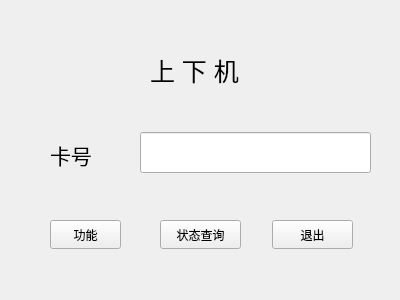
First picture: the form in usepc.ui, repository kagura114/NetCard, before the edit.
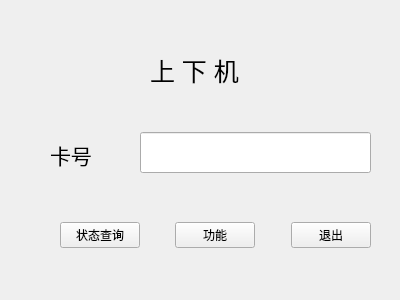
Second picture: the form after the edit.

```diff
--- a/usepc.ui
+++ b/usepc.ui
@@ -41,45 +41,6 @@
     </rect>
    </property>
   </widget>
-  <widget class="QPushButton" name="change_mode">
-   <property name="geometry">
-    <rect>
-     <x>50</x>
-     <y>220</y>
-     <width>71</width>
-     <height>29</height>
-    </rect>
-   </property>
-   <property name="text">
-    <string>功能</string>
-   </property>
-  </widget>
-  <widget class="QPushButton" name="exit_btn">
-   <property name="geometry">
-    <rect>
-     <x>272</x>
-     <y>220</y>
-     <width>81</width>
-     <height>29</height>
-    </rect>
-   </property>
-   <property name="text">
-    <string>退出</string>
-   </property>
-  </widget>
-  <widget class="QPushButton" name="query_state">
-   <property name="geometry">
-    <rect>
-     <x>160</x>
-     <y>220</y>
-     <width>81</width>
-     <height>29</height>
-    </rect>
-   </property>
-   <property name="text">
-    <string>状态查询</string>
-   </property>
-  </widget>
   <widget class="QLabel" name="label_2">
    <property name="geometry">
     <rect>
@@ -98,6 +59,65 @@
     <string>上 下 机</string>
    </property>
   </widget>
+  <widget class="QWidget" name="">
+   <property name="geometry">
+    <rect>
+     <x>60</x>
+     <y>215</y>
+     <width>311</width>
+     <height>41</height>
+    </rect>
+   </property>
+   <layout class="QHBoxLayout" name="horizontalLayout">
+    <item>
+     <widget class="QPushButton" name="query_state">
+      <property name="text">
+       <string>状态查询</string>
+      </property>
+     </widget>
+    </item>
+    <item>
+     <spacer name="horizontalSpacer">
+      <property name="orientation">
+       <enum>Qt::Horizontal</enum>
+      </property>
+      <property name="sizeHint" stdset="0">
+       <size>
+        <width>40</width>
+        <height>20</height>
+       </size>
+      </property>
+     </spacer>
+    </item>
+    <item>
+     <widget class="QPushButton" name="change_mode">
+      <property name="text">
+       <string>功能</string>
+      </property>
+     </widget>
+    </item>
+    <item>
+     <spacer name="horizontalSpacer_2">
+      <property name="orientation">
+       <enum>Qt::Horizontal</enum>
+      </property>
+      <property name="sizeHint" stdset="0">
+       <size>
+        <width>40</width>
+        <height>20</height>
+       </size>
+      </property>
+     </spacer>
+    </item>
+    <item>
+     <widget class="QPushButton" name="exit_btn">
+      <property name="text">
+       <string>退出</string>
+      </property>
+     </widget>
+    </item>
+   </layout>
+  </widget>
  </widget>
  <resources/>
  <connections/>
```
